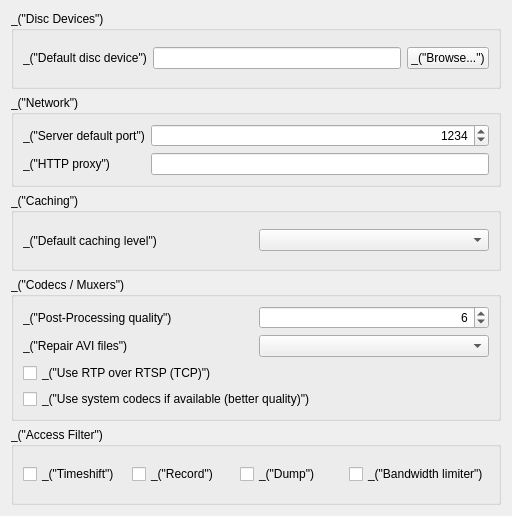
Before: the Qt Designer form modules/gui/qt4/ui/sprefs_input.ui in omunroe-com/ubtvlc, drawn with Qt 5.
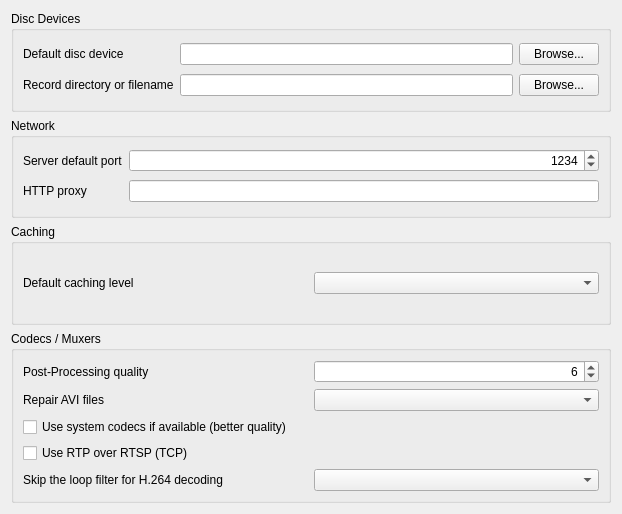
After: the same form once the commit is applied.

Patch:
```diff
--- a/modules/gui/qt4/ui/sprefs_input.ui
+++ b/modules/gui/qt4/ui/sprefs_input.ui
@@ -1,42 +1,59 @@
 <ui version="4.0" >
  <author>Jean-Baptiste Kempf</author>
  <class>SPrefsInputAndCodecs</class>
- <widget class="QWidget" name="SPrefsInputAndCodecs" >
-  <property name="geometry" >
+ <widget class="QWidget" name="SPrefsInputAndCodecs">
+  <property name="geometry">
    <rect>
     <x>0</x>
     <y>0</y>
-    <width>512</width>
-    <height>516</height>
+    <width>622</width>
+    <height>514</height>
    </rect>
   </property>
   <property name="windowTitle" >
    <string>Form</string>
   </property>
-  <layout class="QVBoxLayout" >
+  <layout class="QVBoxLayout" name="verticalLayout">
    <item>
-    <widget class="QGroupBox" name="groupBox" >
-     <property name="title" >
-      <string>_("Disc Devices")</string>
+    <widget class="QGroupBox" name="groupBox">
+     <property name="title">
+      <string>Disc Devices</string>
      </property>
-     <layout class="QGridLayout" >
-      <item row="0" column="0" >
-       <widget class="QLabel" name="label" >
-        <property name="text" >
-         <string>_("Default disc device")</string>
+     <layout class="QGridLayout">
+      <item row="0" column="0">
+       <widget class="QLabel" name="label">
+        <property name="text">
+         <string>Default disc device</string>
         </property>
         <property name="buddy" >
          <cstring>DVDDevice</cstring>
         </property>
        </widget>
       </item>
-      <item row="0" column="1" >
-       <widget class="QLineEdit" name="DVDDevice" />
+      <item row="0" column="1">
+       <widget class="QLineEdit" name="DVDDevice"/>
       </item>
-      <item row="0" column="2" >
-       <widget class="QPushButton" name="DVDBrowse" >
-        <property name="text" >
-         <string>_("Browse...")</string>
+      <item row="0" column="2">
+       <widget class="QPushButton" name="DVDBrowse">
+        <property name="text">
+         <string>Browse...</string>
+        </property>
+       </widget>
+      </item>
+      <item row="1" column="0">
+       <widget class="QLabel" name="recordLabel">
+        <property name="text">
+         <string>Record directory or filename</string>
+        </property>
+       </widget>
+      </item>
+      <item row="1" column="1">
+       <widget class="QLineEdit" name="recordPath"/>
+      </item>
+      <item row="1" column="2">
+       <widget class="QPushButton" name="recordBrowse">
+        <property name="text">
+         <string>Browse...</string>
         </property>
        </widget>
       </item>
@@ -44,24 +61,24 @@
     </widget>
    </item>
    <item>
-    <widget class="QGroupBox" name="groupBox_2" >
-     <property name="title" >
-      <string>_("Network")</string>
+    <widget class="QGroupBox" name="groupBox_2">
+     <property name="title">
+      <string>Network</string>
      </property>
-     <layout class="QGridLayout" >
-      <item row="0" column="0" >
-       <widget class="QLabel" name="label_4" >
-        <property name="text" >
-         <string>_("Server default port")</string>
+     <layout class="QGridLayout">
+      <item row="0" column="0">
+       <widget class="QLabel" name="portLabel">
+        <property name="text">
+         <string>Server default port</string>
         </property>
         <property name="buddy" >
          <cstring>UDPPort</cstring>
         </property>
        </widget>
       </item>
-      <item row="0" column="1" >
-       <widget class="QSpinBox" name="UDPPort" >
-        <property name="alignment" >
+      <item row="0" column="1">
+       <widget class="QSpinBox" name="UDPPort">
+        <property name="alignment">
          <set>Qt::AlignRight</set>
         </property>
         <property name="minimum" >
@@ -75,32 +92,32 @@
         </property>
        </widget>
       </item>
-      <item row="1" column="0" >
-       <widget class="QLabel" name="label_7" >
-        <property name="text" >
-         <string>_("HTTP proxy")</string>
+      <item row="1" column="0">
+       <widget class="QLabel" name="httpProxyLabel">
+        <property name="text">
+         <string>HTTP proxy</string>
         </property>
         <property name="buddy" >
          <cstring>proxy</cstring>
         </property>
        </widget>
       </item>
-      <item row="1" column="1" >
-       <widget class="QLineEdit" name="proxy" />
+      <item row="1" column="1">
+       <widget class="QLineEdit" name="proxy"/>
       </item>
      </layout>
     </widget>
    </item>
    <item>
-    <widget class="QGroupBox" name="groupBox_5" >
-     <property name="title" >
-      <string>_("Caching")</string>
+    <widget class="QGroupBox" name="groupBox_5">
+     <property name="title">
+      <string>Caching</string>
      </property>
-     <layout class="QHBoxLayout" >
+     <layout class="QHBoxLayout">
       <item>
-       <widget class="QLabel" name="label_2" >
-        <property name="text" >
-         <string>_("Default caching level")</string>
+       <widget class="QLabel" name="label_2">
+        <property name="text">
+         <string>Default caching level</string>
         </property>
         <property name="buddy" >
          <cstring>cachingCombo</cstring>
@@ -108,30 +125,30 @@
        </widget>
       </item>
       <item>
-       <widget class="QComboBox" name="cachingCombo" />
+       <widget class="QComboBox" name="cachingCombo"/>
       </item>
      </layout>
     </widget>
    </item>
    <item>
-    <widget class="QGroupBox" name="groupBox_3" >
-     <property name="title" >
-      <string>_("Codecs / Muxers")</string>
+    <widget class="QGroupBox" name="groupBox_3">
+     <property name="title">
+      <string>Codecs / Muxers</string>
      </property>
-     <layout class="QGridLayout" >
-      <item row="0" column="0" >
-       <widget class="QLabel" name="label_5" >
-        <property name="text" >
-         <string>_("Post-Processing quality")</string>
+     <layout class="QGridLayout" name="gridLayout">
+      <item row="0" column="0">
+       <widget class="QLabel" name="ppLabel">
+        <property name="text">
+         <string>Post-Processing quality</string>
         </property>
         <property name="buddy" >
          <cstring>PostProcLevel</cstring>
         </property>
        </widget>
       </item>
-      <item row="0" column="1" >
-       <widget class="QSpinBox" name="PostProcLevel" >
-        <property name="alignment" >
+      <item row="0" column="1">
+       <widget class="QSpinBox" name="PostProcLevel">
+        <property name="alignment">
          <set>Qt::AlignRight</set>
         </property>
         <property name="minimum" >
@@ -145,69 +162,45 @@
         </property>
        </widget>
       </item>
-      <item row="1" column="0" >
-       <widget class="QLabel" name="label_6" >
-        <property name="text" >
-         <string>_("Repair AVI files")</string>
+      <item row="1" column="0">
+       <widget class="QLabel" name="aviLabel">
+        <property name="text">
+         <string>Repair AVI files</string>
         </property>
         <property name="buddy" >
          <cstring>AviRepair</cstring>
         </property>
        </widget>
       </item>
-      <item row="1" column="1" >
-       <widget class="QComboBox" name="AviRepair" />
+      <item row="1" column="1">
+       <widget class="QComboBox" name="AviRepair"/>
       </item>
-      <item row="3" column="0" colspan="2" >
-       <widget class="QCheckBox" name="systemCodecBox" >
-        <property name="text" >
-         <string>_("Use system codecs if available (better quality)")</string>
+      <item row="2" column="0" colspan="2">
+       <widget class="QCheckBox" name="systemCodecBox">
+        <property name="text">
+         <string>Use system codecs if available (better quality)</string>
         </property>
        </widget>
       </item>
-      <item row="2" column="0" colspan="2" >
-       <widget class="QCheckBox" name="RTSP_TCPBox" >
-        <property name="text" >
-         <string>_("Use RTP over RTSP (TCP)")</string>
+      <item row="3" column="0" colspan="2">
+       <widget class="QCheckBox" name="RTSP_TCPBox">
+        <property name="text">
+         <string>Use RTP over RTSP (TCP)</string>
         </property>
        </widget>
       </item>
-     </layout>
-    </widget>
-   </item>
-   <item>
-    <widget class="QGroupBox" name="groupBox_4" >
-     <property name="title" >
-      <string>_("Access Filter")</string>
-     </property>
-     <layout class="QHBoxLayout" >
-      <item>
-       <widget class="QCheckBox" name="timeshiftBox" >
-        <property name="text" >
-         <string>_("Timeshift")</string>
+      <item row="4" column="0">
+       <widget class="QLabel" name="filterLabel">
+        <property name="text">
+         <string>Skip the loop filter for H.264 decoding</string>
         </property>
-       </widget>
-      </item>
-      <item>
-       <widget class="QCheckBox" name="recordBox" >
-        <property name="text" >
-         <string>_("Record")</string>
+        <property name="buddy">
+         <cstring>loopFilterBox</cstring>
         </property>
        </widget>
       </item>
-      <item>
-       <widget class="QCheckBox" name="dumpBox" >
-        <property name="text" >
-         <string>_("Dump")</string>
-        </property>
-       </widget>
-      </item>
-      <item>
-       <widget class="QCheckBox" name="bandwidthBox" >
-        <property name="text" >
-         <string>_("Bandwidth limiter")</string>
-        </property>
-       </widget>
+      <item row="4" column="1">
+       <widget class="QComboBox" name="loopFilterBox"/>
       </item>
      </layout>
     </widget>
```
Left out of the diff: 33 changed lines with no effect on the pictures.
